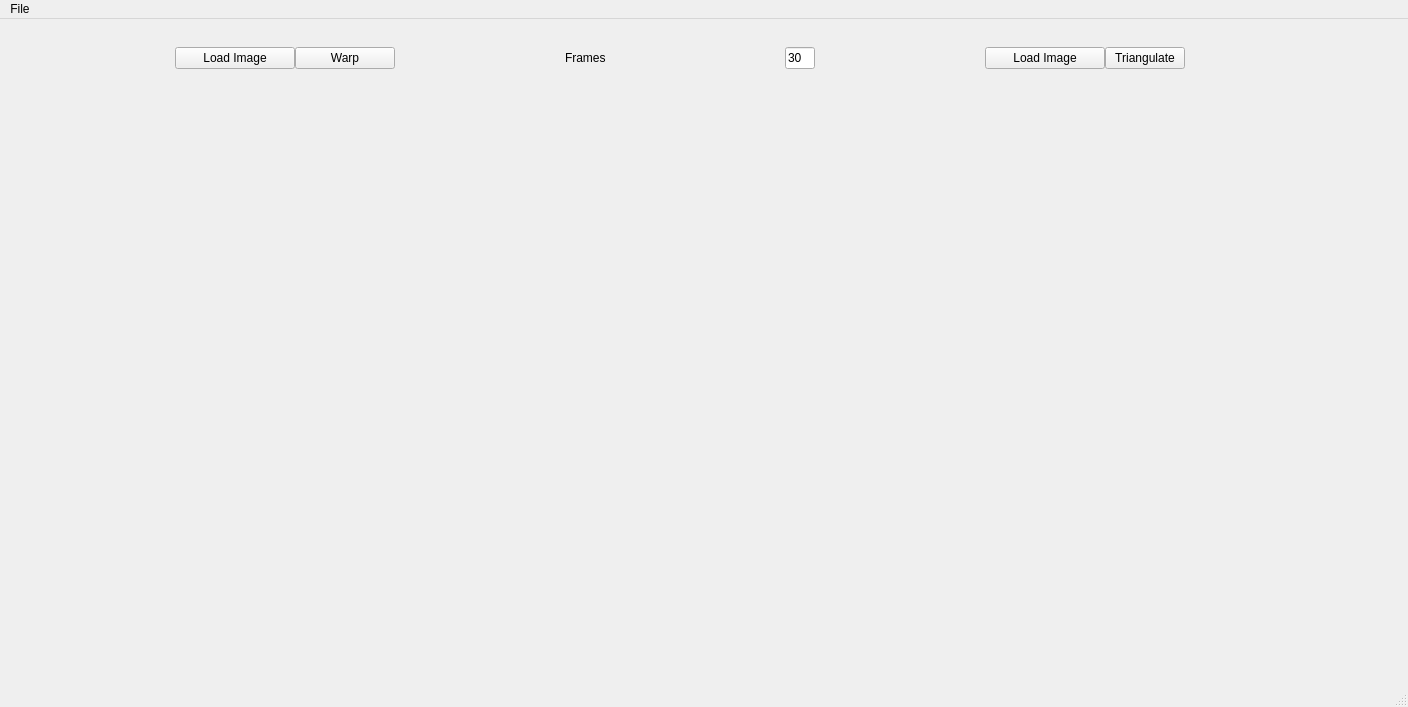
The window that Main.ui (freydor/digitalebv-morphing) describes before a commit, drawn with Qt 5.
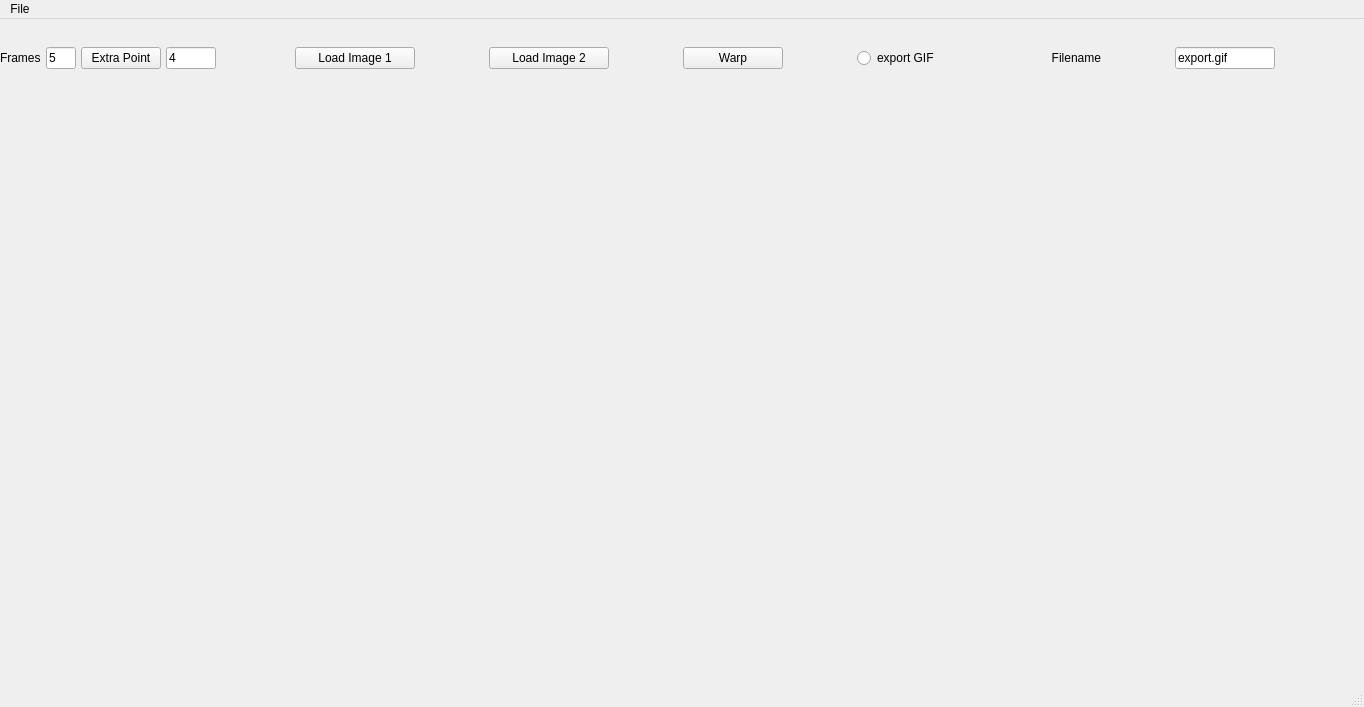
The same window after the commit.

Commit message: GUI frames setting und zusätzliche punkte

```diff
--- a/Main.ui
+++ b/Main.ui
@@ -6,7 +6,7 @@
    <rect>
     <x>0</x>
     <y>0</y>
-    <width>1408</width>
+    <width>1364</width>
     <height>707</height>
    </rect>
   </property>
@@ -44,14 +44,33 @@
        <property name="horizontalSpacing">
         <number>5</number>
        </property>
-       <item row="1" column="1">
-        <widget class="QLabel" name="label">
+       <item row="1" column="2">
+        <widget class="QPushButton" name="btnPoints">
+         <property name="sizePolicy">
+          <sizepolicy hsizetype="Fixed" vsizetype="Fixed">
+           <horstretch>0</horstretch>
+           <verstretch>0</verstretch>
+          </sizepolicy>
+         </property>
+         <property name="text">
+          <string>Extra Point</string>
+         </property>
+        </widget>
+       </item>
+       <item row="1" column="3">
+        <widget class="QLineEdit" name="points">
          <property name="sizePolicy">
           <sizepolicy hsizetype="Minimum" vsizetype="Minimum">
            <horstretch>0</horstretch>
            <verstretch>0</verstretch>
           </sizepolicy>
          </property>
+         <property name="minimumSize">
+          <size>
+           <width>50</width>
+           <height>0</height>
+          </size>
+         </property>
          <property name="maximumSize">
           <size>
            <width>50</width>
@@ -59,19 +78,17 @@
           </size>
          </property>
          <property name="text">
-          <string>Frames</string>
+          <string>4</string>
          </property>
         </widget>
        </item>
-       <item row="1" column="0">
-        <layout class="QHBoxLayout" name="horizontalLayout_4">
-         <item>
-          <layout class="QVBoxLayout" name="verticalLayout_3">
+       <item row="1" column="6">
+        <layout class="QHBoxLayout" name="horizontalLayout_5">
+         <property name="spacing">
+          <number>0</number>
+         </property>
            <property name="sizeConstraint">
-            <enum>QLayout::SetDefaultConstraint</enum>
-           </property>
-           <property name="leftMargin">
-            <number>10</number>
+          <enum>QLayout::SetMinimumSize</enum>
            </property>
            <item>
             <widget class="QPushButton" name="btnLoadImage1">
@@ -88,43 +105,10 @@
               </size>
              </property>
              <property name="text">
-              <string>Load Image</string>
+            <string>Load Image 1</string>
              </property>
             </widget>
            </item>
-          </layout>
-         </item>
-         <item>
-          <layout class="QVBoxLayout" name="verticalLayout_4">
-           <item>
-            <widget class="QPushButton" name="btnWarp">
-             <property name="sizePolicy">
-              <sizepolicy hsizetype="Fixed" vsizetype="Fixed">
-               <horstretch>0</horstretch>
-               <verstretch>0</verstretch>
-              </sizepolicy>
-             </property>
-             <property name="minimumSize">
-              <size>
-               <width>100</width>
-               <height>0</height>
-              </size>
-             </property>
-             <property name="text">
-              <string>Warp</string>
-             </property>
-            </widget>
-           </item>
-          </layout>
-         </item>
-        </layout>
-       </item>
-       <item row="1" column="7">
-        <layout class="QHBoxLayout" name="horizontalLayout_5">
-         <item>
-          <layout class="QHBoxLayout" name="horizontalLayout_6">
-           <item>
-            <layout class="QVBoxLayout" name="verticalLayout_6">
              <item>
               <widget class="QPushButton" name="btnLoadImage2">
                <property name="maximumSize">
@@ -134,34 +118,109 @@
                 </size>
                </property>
                <property name="text">
-                <string>Load Image</string>
+            <string>Load Image 2</string>
                </property>
               </widget>
              </item>
-            </layout>
-           </item>
-          </layout>
-         </item>
          <item>
-          <layout class="QVBoxLayout" name="verticalLayout_5">
-           <item>
-            <widget class="QPushButton" name="pushButton_3">
+          <widget class="QPushButton" name="btnWarp">
              <property name="sizePolicy">
               <sizepolicy hsizetype="Fixed" vsizetype="Fixed">
                <horstretch>0</horstretch>
                <verstretch>0</verstretch>
               </sizepolicy>
              </property>
+           <property name="minimumSize">
+            <size>
+             <width>100</width>
+             <height>0</height>
+            </size>
+           </property>
              <property name="text">
-              <string>Triangulate</string>
+            <string>Warp</string>
              </property>
             </widget>
            </item>
-          </layout>
+         <item>
+          <spacer name="verticalSpacer">
+           <property name="orientation">
+            <enum>Qt::Vertical</enum>
+           </property>
+           <property name="sizeType">
+            <enum>QSizePolicy::Minimum</enum>
+           </property>
+           <property name="sizeHint" stdset="0">
+            <size>
+             <width>0</width>
+             <height>0</height>
+            </size>
+           </property>
+          </spacer>
          </item>
+         <item>
+          <widget class="QRadioButton" name="gifExport">
+           <property name="maximumSize">
+            <size>
+             <width>100</width>
+             <height>16777215</height>
+            </size>
+           </property>
+           <property name="text">
+            <string>export GIF</string>
+           </property>
+          </widget>
+         </item>
+         <item>
+          <widget class="QLabel" name="label_2">
+           <property name="maximumSize">
+            <size>
+             <width>70</width>
+             <height>16777215</height>
+            </size>
+           </property>
+           <property name="text">
+            <string>Filename</string>
+           </property>
+           <property name="alignment">
+            <set>Qt::AlignRight|Qt::AlignTrailing|Qt::AlignVCenter</set>
+           </property>
+          </widget>
+         </item>
+         <item>
+          <widget class="QLineEdit" name="filenameGif">
+           <property name="maximumSize">
+            <size>
+             <width>100</width>
+             <height>16777215</height>
+            </size>
+           </property>
+           <property name="text">
+            <string>export.gif</string>
+           </property>
+          </widget>
+         </item>
         </layout>
        </item>
-       <item row="1" column="2">
+       <item row="1" column="0">
+        <widget class="QLabel" name="label">
+         <property name="sizePolicy">
+          <sizepolicy hsizetype="Minimum" vsizetype="Minimum">
+           <horstretch>0</horstretch>
+           <verstretch>0</verstretch>
+          </sizepolicy>
+         </property>
+         <property name="maximumSize">
+          <size>
+           <width>50</width>
+           <height>16777215</height>
+          </size>
+         </property>
+         <property name="text">
+          <string>Frames</string>
+         </property>
+        </widget>
+       </item>
+       <item row="1" column="1">
         <widget class="QLineEdit" name="frames">
          <property name="sizePolicy">
           <sizepolicy hsizetype="Minimum" vsizetype="Minimum">
@@ -176,7 +235,7 @@
           </size>
          </property>
          <property name="text">
-          <string>30</string>
+          <string>5</string>
          </property>
          <property name="maxLength">
           <number>10</number>
@@ -269,7 +328,7 @@
     <rect>
      <x>0</x>
      <y>0</y>
-     <width>1408</width>
+     <width>1364</width>
      <height>30</height>
     </rect>
    </property>
```
Left out of the diff: 38 changed lines with no effect on the pictures. Lines whose indentation alone changed are shown as unchanged. The commit also changes 3 other files.
